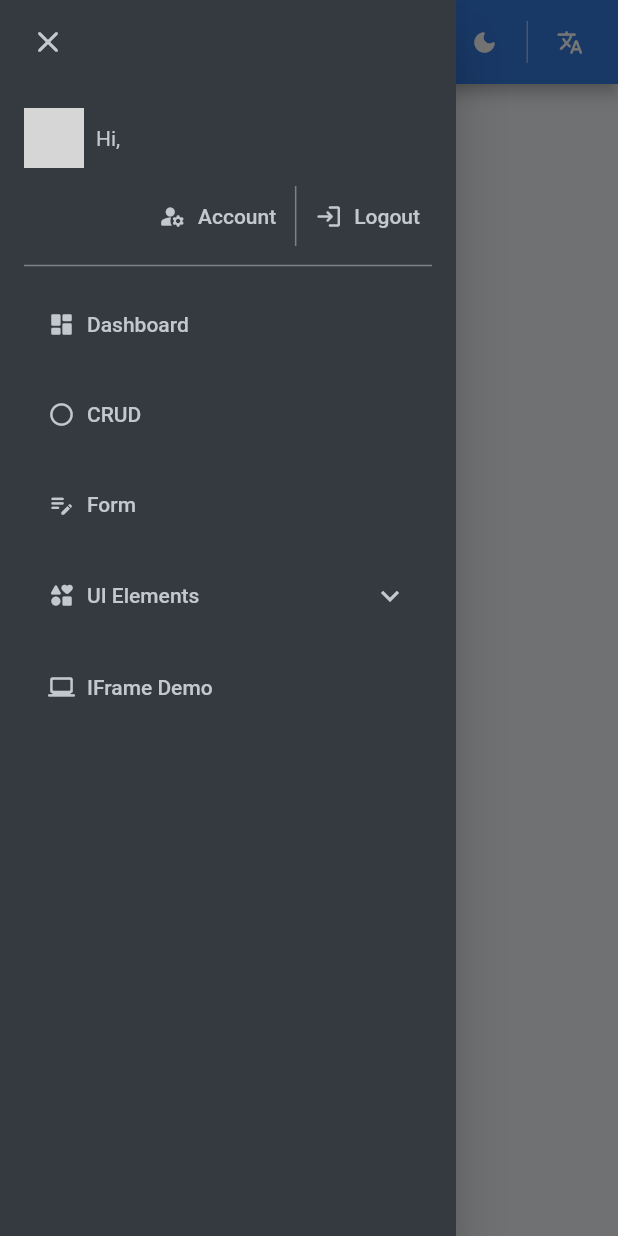
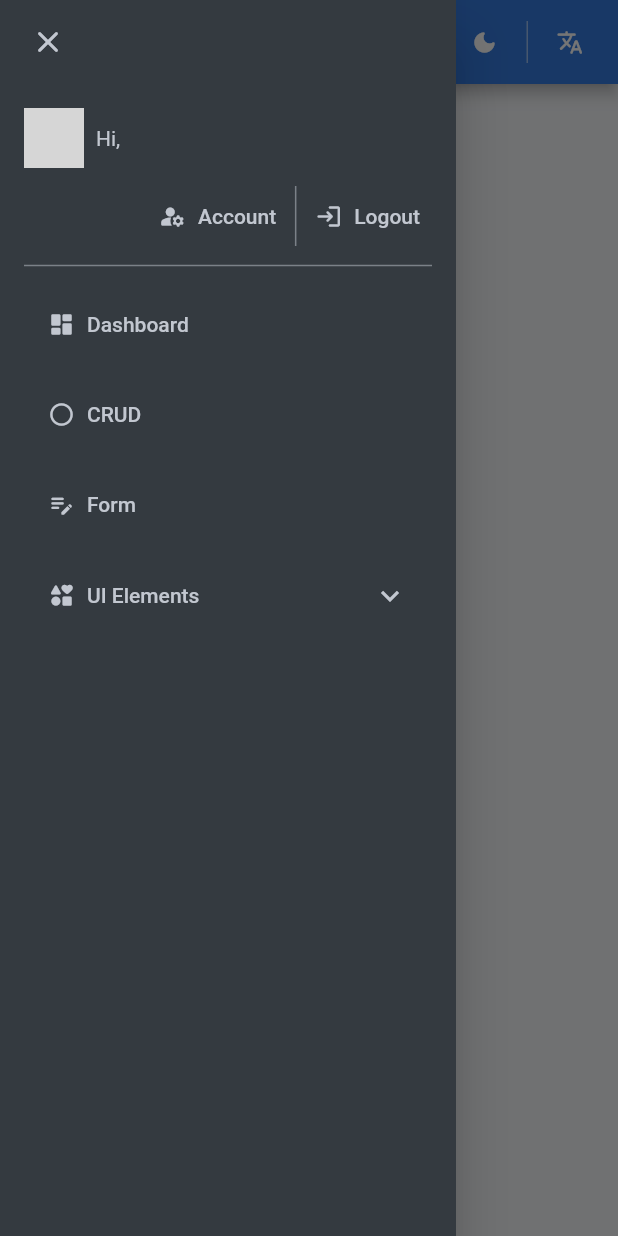
Before and after one commit to MongkulSokha/face_attendance_dashboard, a Flutter app: the PortalMasterLayout screen opened directly with empty values, with the side drawer open, on a phone screen of 412 x 824 dp. Run offline on Flutter 3.47's test engine with Material 3 defaults, Android fonts, the phone set to English and light mode, and no system bars; our stand-ins replace awesome_dialog, cloud_firestore, firebase_auth, firebase_core, flutter_form_builder, form_builder_validators and 3 more; missing offline and left inert: dart:html, dart:ui_web, form_builder_asset_picker, pointer_interceptor; accounts and stored records are empty; network calls fail; grey boxes are pictures that could not be loaded.

Commit message:
add project

```diff
--- a/lib/master_layout_config.dart
+++ b/lib/master_layout_config.dart
@@ -52,11 +52,6 @@ final sidebarMenuConfigs = [
       ),
     ],
   ),
-  SidebarMenuConfig(
-    uri: RouteUri.iframe,
-    icon: Icons.laptop_windows_rounded,
-    title: (context) => Lang.of(context).iframeDemo,
-  ),
 ];
 
 const localeMenuConfigs = [
--- a/lib/views/widgets/portal_master_layout/portal_master_layout.dart
+++ b/lib/views/widgets/portal_master_layout/portal_master_layout.dart
@@ -231,7 +231,7 @@ class ResponsiveAppBarTitle extends StatelessWidget {
                 padding: const EdgeInsets.only(right: kDefaultPadding * 0.7),
                 height: 40.0,
                 child: Image.asset(
-                  'assets/images/app_logo.png',
+                  'assets/icons/icon.jpg',
                   fit: BoxFit.contain,
                 ),
               ),
```
Also changed, not shown: 1 other file.
